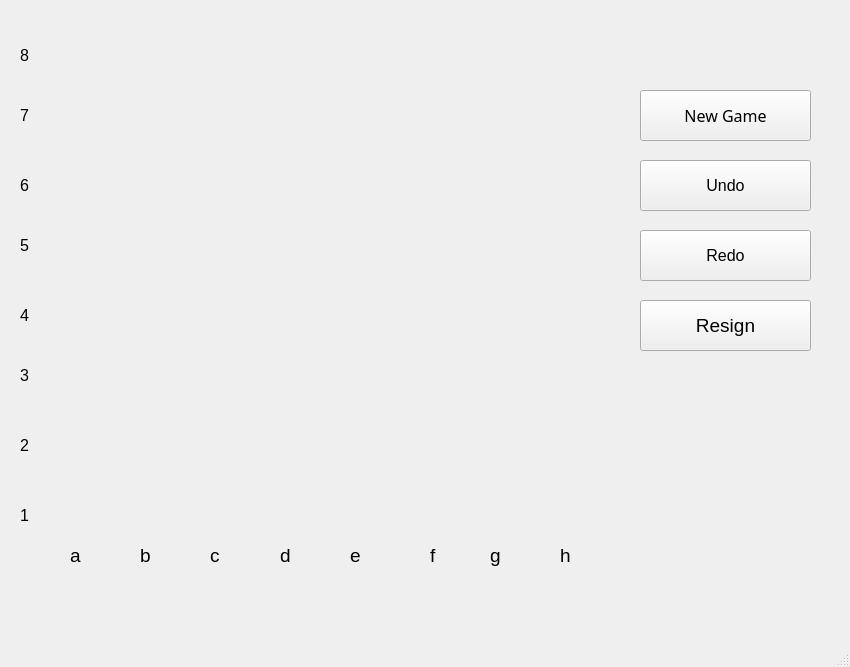
Qt form Chess_OOP/mainwindow.ui (Cab14bacc/Chess_OOP_112) before a commit.
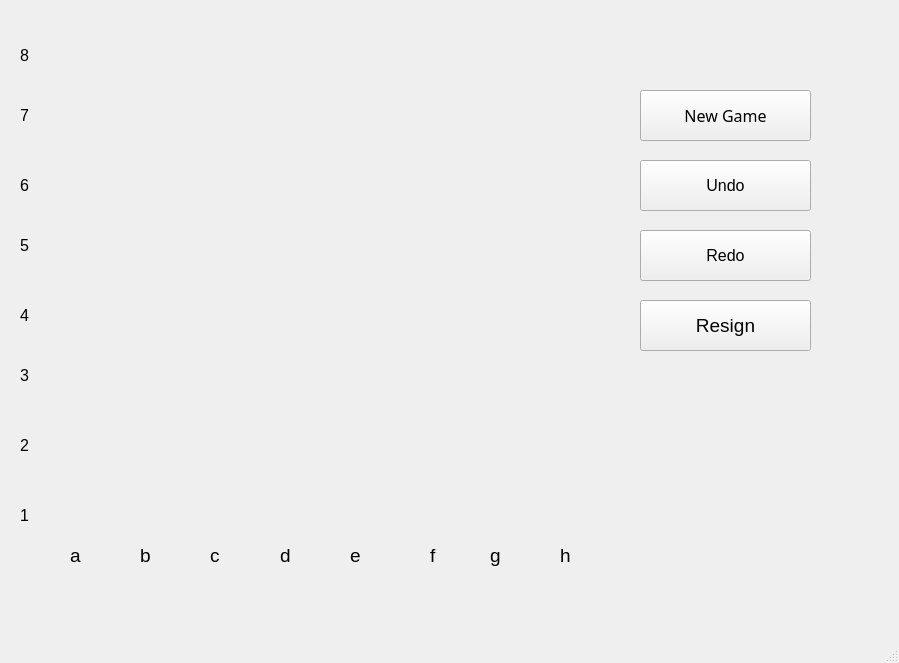
The same form after that commit.

```diff
--- a/Chess_OOP/mainwindow.ui
+++ b/Chess_OOP/mainwindow.ui
@@ -6,8 +6,8 @@
    <rect>
     <x>0</x>
     <y>0</y>
-    <width>850</width>
-    <height>667</height>
+    <width>899</width>
+    <height>663</height>
    </rect>
   </property>
   <property name="sizePolicy">
@@ -431,9 +431,9 @@
    <widget class="QLabel" name="displayMove">
     <property name="geometry">
      <rect>
-      <x>620</x>
-      <y>370</y>
-      <width>201</width>
+      <x>700</x>
+      <y>390</y>
+      <width>151</width>
       <height>61</height>
      </rect>
     </property>
```
Left out of the diff: 15 changed lines with no effect on the pictures.
